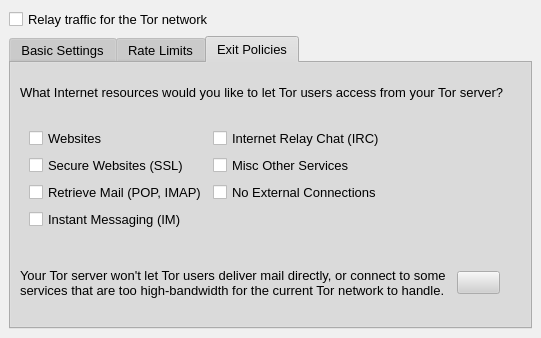
First picture: the form in src/gui/config/serverpage.ui, repository a-ilin/vidalia, before the edit.
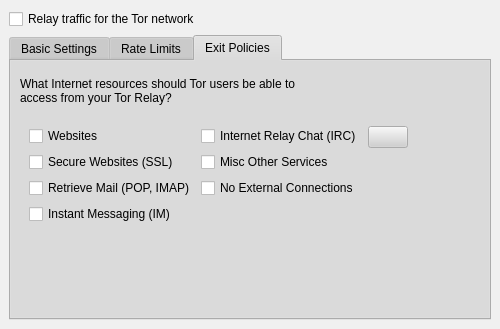
Second picture: the form after the edit. The open tabs and pages were chosen to show the change. Icons and pictures are not drawn.

Commit message:
Commit changes to Server Config dialog as suggested by arma.
svn:r1295

The edit to the form file:
```diff
--- a/src/gui/config/serverpage.ui
+++ b/src/gui/config/serverpage.ui
@@ -277,11 +277,6 @@
     </disabled>
    </palette>
   </property>
-  <property name="font" >
-   <font>
-    <pointsize>10</pointsize>
-   </font>
-  </property>
   <property name="contextMenuPolicy" >
    <enum>Qt::NoContextMenu</enum>
   </property>
@@ -324,7 +319,7 @@
        <number>0</number>
       </property>
       <property name="spacing" >
-       <number>0</number>
+       <number>6</number>
       </property>
       <item>
        <widget class="QTabWidget" name="tabsMenu" >
@@ -390,19 +385,6 @@
             </property>
            </widget>
           </item>
-          <item row="0" column="0" colspan="8" >
-           <widget class="QLabel" name="lblRequired" >
-            <property name="layoutDirection" >
-             <enum>Qt::LeftToRight</enum>
-            </property>
-            <property name="text" >
-             <string>Nickname and Server Port are required</string>
-            </property>
-            <property name="alignment" >
-             <set>Qt::AlignCenter</set>
-            </property>
-           </widget>
-          </item>
           <item row="5" column="7" colspan="2" >
            <spacer>
             <property name="orientation" >
@@ -695,14 +677,55 @@
          <attribute name="title" >
           <string>Rate Limits</string>
          </attribute>
-         <layout class="QGridLayout" >
+         <layout class="QVBoxLayout" >
           <property name="margin" >
            <number>9</number>
           </property>
           <property name="spacing" >
            <number>6</number>
           </property>
-          <item row="0" column="0" >
+          <item>
+           <widget class="QLabel" name="label" >
+            <property name="sizePolicy" >
+             <sizepolicy>
+              <hsizetype>0</hsizetype>
+              <vsizetype>0</vsizetype>
+              <horstretch>0</horstretch>
+              <verstretch>0</verstretch>
+             </sizepolicy>
+            </property>
+            <property name="minimumSize" >
+             <size>
+              <width>390</width>
+              <height>41</height>
+             </size>
+            </property>
+            <property name="maximumSize" >
+             <size>
+              <width>390</width>
+              <height>41</height>
+             </size>
+            </property>
+            <property name="contextMenuPolicy" >
+             <enum>Qt::NoContextMenu</enum>
+            </property>
+            <property name="text" >
+             <string>For Internet connections with fast download speed but slow upload, please list your upload speed here.</string>
+            </property>
+            <property name="wordWrap" >
+             <bool>true</bool>
+            </property>
+           </widget>
+          </item>
+          <item>
+           <layout class="QHBoxLayout" >
+            <property name="margin" >
+             <number>0</number>
+            </property>
+            <property name="spacing" >
+             <number>6</number>
+            </property>
+            <item>
            <widget class="QComboBox" name="cmboRate" >
             <property name="contextMenuPolicy" >
              <enum>Qt::NoContextMenu</enum>
@@ -753,7 +776,44 @@
             </item>
            </widget>
           </item>
-          <item row="1" column="0" colspan="3" >
+            <item>
+             <widget class="QPushButton" name="btnRateHelp" >
+              <property name="contextMenuPolicy" >
+               <enum>Qt::NoContextMenu</enum>
+              </property>
+              <property name="toolTip" >
+               <string>Show help topic on bandwidth rate limits</string>
+              </property>
+              <property name="text" >
+               <string/>
+              </property>
+              <property name="icon" >
+               <iconset resource="..\res\vidalia_common.qrc" >:/images/22x22/help-browser.png</iconset>
+              </property>
+              <property name="iconSize" >
+               <size>
+                <width>22</width>
+                <height>22</height>
+               </size>
+              </property>
+             </widget>
+            </item>
+            <item>
+             <spacer>
+              <property name="orientation" >
+               <enum>Qt::Horizontal</enum>
+              </property>
+              <property name="sizeHint" >
+               <size>
+                <width>40</width>
+                <height>20</height>
+               </size>
+              </property>
+             </spacer>
+            </item>
+           </layout>
+          </item>
+          <item>
            <widget class="QFrame" name="frmCustomRate" >
             <property name="contextMenuPolicy" >
              <enum>Qt::NoContextMenu</enum>
@@ -907,42 +967,7 @@
             </layout>
            </widget>
           </item>
-          <item row="0" column="1" >
-           <widget class="QPushButton" name="btnRateHelp" >
-            <property name="contextMenuPolicy" >
-             <enum>Qt::NoContextMenu</enum>
-            </property>
-            <property name="toolTip" >
-             <string>Show help topic on bandwidth rate limits</string>
-            </property>
-            <property name="text" >
-             <string/>
-            </property>
-            <property name="icon" >
-             <iconset resource="..\res\vidalia_common.qrc" >:/images/22x22/help-browser.png</iconset>
-            </property>
-            <property name="iconSize" >
-             <size>
-              <width>22</width>
-              <height>22</height>
-             </size>
-            </property>
-           </widget>
-          </item>
-          <item row="0" column="2" >
-           <spacer>
-            <property name="orientation" >
-             <enum>Qt::Horizontal</enum>
-            </property>
-            <property name="sizeHint" >
-             <size>
-              <width>40</width>
-              <height>20</height>
-             </size>
-            </property>
-           </spacer>
-          </item>
-          <item row="2" column="0" >
+          <item>
            <spacer>
             <property name="orientation" >
              <enum>Qt::Vertical</enum>
@@ -961,58 +986,14 @@
          <attribute name="title" >
           <string>Exit Policies</string>
          </attribute>
-         <layout class="QVBoxLayout" >
+         <layout class="QGridLayout" >
           <property name="margin" >
            <number>9</number>
           </property>
           <property name="spacing" >
            <number>6</number>
           </property>
-          <item>
-           <widget class="QLabel" name="label_3" >
-            <property name="sizePolicy" >
-             <sizepolicy>
-              <hsizetype>0</hsizetype>
-              <vsizetype>0</vsizetype>
-              <horstretch>0</horstretch>
-              <verstretch>0</verstretch>
-             </sizepolicy>
-            </property>
-            <property name="minimumSize" >
-             <size>
-              <width>501</width>
-              <height>41</height>
-             </size>
-            </property>
-            <property name="maximumSize" >
-             <size>
-              <width>501</width>
-              <height>41</height>
-             </size>
-            </property>
-            <property name="font" >
-             <font>
-              <family>Arial</family>
-              <pointsize>10</pointsize>
-              <weight>50</weight>
-              <italic>false</italic>
-              <bold>false</bold>
-              <underline>false</underline>
-              <strikeout>false</strikeout>
-             </font>
-            </property>
-            <property name="contextMenuPolicy" >
-             <enum>Qt::NoContextMenu</enum>
-            </property>
-            <property name="text" >
-             <string>What Internet resources would you like to let Tor users access from your Tor server?</string>
-            </property>
-            <property name="wordWrap" >
-             <bool>true</bool>
-            </property>
-           </widget>
-          </item>
-          <item>
+          <item row="1" column="0" >
            <widget class="QFrame" name="frmPolicies" >
             <property name="frameShape" >
              <enum>QFrame::NoFrame</enum>
@@ -1035,6 +1016,19 @@
                <property name="spacing" >
                 <number>6</number>
                </property>
+               <item row="0" column="1" >
+                <widget class="QCheckBox" name="chkIRC" >
+                 <property name="contextMenuPolicy" >
+                  <enum>Qt::NoContextMenu</enum>
+                 </property>
+                 <property name="toolTip" >
+                  <string>Ports 6660 - 6669 and 6697</string>
+                 </property>
+                 <property name="text" >
+                  <string>Internet Relay Chat (IRC)</string>
+                 </property>
+                </widget>
+               </item>
                <item row="2" column="0" >
                 <widget class="QCheckBox" name="chkMail" >
                  <property name="contextMenuPolicy" >
@@ -1048,19 +1042,6 @@
                  </property>
                 </widget>
                </item>
-               <item row="3" column="0" >
-                <widget class="QCheckBox" name="chkIM" >
-                 <property name="contextMenuPolicy" >
-                  <enum>Qt::NoContextMenu</enum>
-                 </property>
-                 <property name="toolTip" >
-                  <string>Ports 706, 1863, 5050, 5190, 5222, 8300 and 8888</string>
-                 </property>
-                 <property name="text" >
-                  <string>Instant Messaging (IM)</string>
-                 </property>
-                </widget>
-               </item>
                <item row="2" column="1" >
                 <widget class="QCheckBox" name="chkNoExternal" >
                  <property name="contextMenuPolicy" >
@@ -1074,6 +1055,32 @@
                  </property>
                 </widget>
                </item>
+               <item row="1" column="1" >
+                <widget class="QCheckBox" name="chkMisc" >
+                 <property name="contextMenuPolicy" >
+                  <enum>Qt::NoContextMenu</enum>
+                 </property>
+                 <property name="toolTip" >
+                  <string>Ports unspecified by other checkboxes</string>
+                 </property>
+                 <property name="text" >
+                  <string>Misc Other Services</string>
+                 </property>
+                </widget>
+               </item>
+               <item row="3" column="0" >
+                <widget class="QCheckBox" name="chkIM" >
+                 <property name="contextMenuPolicy" >
+                  <enum>Qt::NoContextMenu</enum>
+                 </property>
+                 <property name="toolTip" >
+                  <string>Ports 706, 1863, 5050, 5190, 5222, 8300 and 8888</string>
+                 </property>
+                 <property name="text" >
+                  <string>Instant Messaging (IM)</string>
+                 </property>
+                </widget>
+               </item>
                <item row="1" column="0" >
                 <widget class="QCheckBox" name="chkSecWebsites" >
                  <property name="contextMenuPolicy" >
@@ -1100,98 +1107,23 @@
                  </property>
                 </widget>
                </item>
-               <item row="1" column="1" >
-                <widget class="QCheckBox" name="chkMisc" >
-                 <property name="contextMenuPolicy" >
-                  <enum>Qt::NoContextMenu</enum>
-                 </property>
-                 <property name="toolTip" >
-                  <string>Ports unspecified by other checkboxes</string>
-                 </property>
-                 <property name="text" >
-                  <string>Misc Other Services</string>
-                 </property>
-                </widget>
-               </item>
-               <item row="0" column="1" >
-                <widget class="QCheckBox" name="chkIRC" >
-                 <property name="contextMenuPolicy" >
-                  <enum>Qt::NoContextMenu</enum>
-                 </property>
-                 <property name="toolTip" >
-                  <string>Ports 6660 - 6669 and 6697</string>
-                 </property>
-                 <property name="text" >
-                  <string>Internet Relay Chat (IRC)</string>
-                 </property>
-                </widget>
-               </item>
               </layout>
              </item>
              <item>
-              <spacer>
-               <property name="orientation" >
-                <enum>Qt::Horizontal</enum>
-               </property>
-               <property name="sizeHint" >
-                <size>
-                 <width>40</width>
-                 <height>20</height>
-                </size>
-               </property>
-              </spacer>
-             </item>
-            </layout>
-           </widget>
-          </item>
-          <item>
-           <layout class="QHBoxLayout" >
+              <layout class="QVBoxLayout" >
             <property name="margin" >
              <number>0</number>
             </property>
             <property name="spacing" >
              <number>6</number>
             </property>
-            <item>
-             <widget class="QLabel" name="label" >
-              <property name="sizePolicy" >
-               <sizepolicy>
-                <hsizetype>0</hsizetype>
-                <vsizetype>0</vsizetype>
-                <horstretch>0</horstretch>
-                <verstretch>0</verstretch>
-               </sizepolicy>
-              </property>
-              <property name="minimumSize" >
-               <size>
-                <width>431</width>
-                <height>71</height>
-               </size>
-              </property>
-              <property name="maximumSize" >
-               <size>
-                <width>431</width>
-                <height>71</height>
-               </size>
-              </property>
-              <property name="contextMenuPolicy" >
-               <enum>Qt::NoContextMenu</enum>
-              </property>
-              <property name="text" >
-               <string>Your Tor server won't let Tor users deliver mail directly, or connect to some services that are too high-bandwidth for the current Tor network to handle.</string>
-              </property>
-              <property name="wordWrap" >
-               <bool>true</bool>
-              </property>
-             </widget>
-            </item>
             <item>
              <widget class="QPushButton" name="btnExitHelp" >
               <property name="contextMenuPolicy" >
                <enum>Qt::NoContextMenu</enum>
               </property>
               <property name="toolTip" >
-               <string>Show help topic on exit policies.</string>
+                  <string>Show help topic on exit policies</string>
               </property>
               <property name="text" >
                <string/>
@@ -1210,6 +1142,21 @@
             <item>
              <spacer>
               <property name="orientation" >
+                  <enum>Qt::Vertical</enum>
+                 </property>
+                 <property name="sizeHint" >
+                  <size>
+                   <width>20</width>
+                   <height>42</height>
+                  </size>
+                 </property>
+                </spacer>
+               </item>
+              </layout>
+             </item>
+             <item>
+              <spacer>
+               <property name="orientation" >
                <enum>Qt::Horizontal</enum>
               </property>
               <property name="sizeHint" >
@@ -1221,15 +1168,42 @@
              </spacer>
             </item>
            </layout>
-          </item>
-         </layout>
-        </widget>
-       </widget>
-      </item>
-     </layout>
-    </widget>
-   </item>
-   <item>
+           </widget>
+          </item>
+          <item row="0" column="0" >
+           <widget class="QLabel" name="label_3" >
+            <property name="sizePolicy" >
+             <sizepolicy>
+              <hsizetype>0</hsizetype>
+              <vsizetype>0</vsizetype>
+              <horstretch>0</horstretch>
+              <verstretch>0</verstretch>
+             </sizepolicy>
+            </property>
+            <property name="minimumSize" >
+             <size>
+              <width>300</width>
+              <height>41</height>
+             </size>
+            </property>
+            <property name="maximumSize" >
+             <size>
+              <width>300</width>
+              <height>41</height>
+             </size>
+            </property>
+            <property name="contextMenuPolicy" >
+             <enum>Qt::NoContextMenu</enum>
+            </property>
+            <property name="text" >
+             <string>What Internet resources should Tor users be able to access from your Tor Relay?</string>
+            </property>
+            <property name="wordWrap" >
+             <bool>true</bool>
+            </property>
+           </widget>
+          </item>
+          <item row="2" column="0" >
     <spacer>
      <property name="orientation" >
       <enum>Qt::Vertical</enum>
@@ -1238,6 +1212,26 @@
       <size>
        <width>20</width>
        <height>40</height>
+             </size>
+            </property>
+           </spacer>
+          </item>
+         </layout>
+        </widget>
+       </widget>
+      </item>
+     </layout>
+    </widget>
+   </item>
+   <item>
+    <spacer>
+     <property name="orientation" >
+      <enum>Qt::Vertical</enum>
+     </property>
+     <property name="sizeHint" >
+      <size>
+       <width>420</width>
+       <height>16</height>
       </size>
      </property>
     </spacer>
```
Lines whose indentation alone changed are shown as unchanged.
